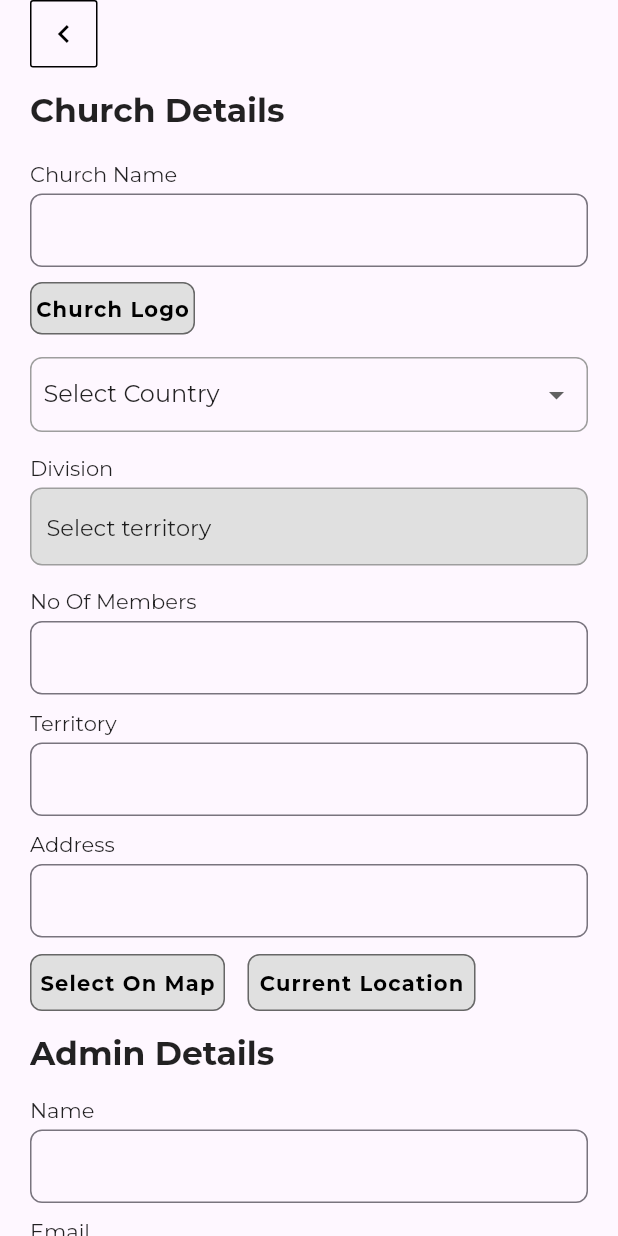
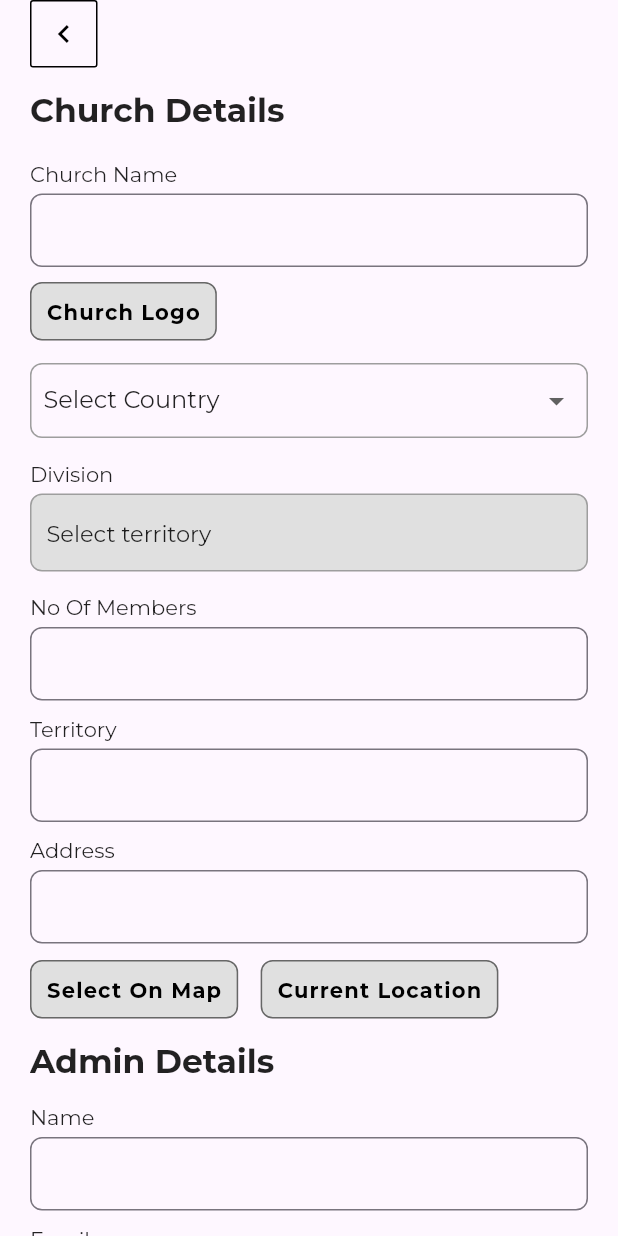
Before and after one commit to talhaK799/chuch-app, a Flutter app: the AddNewChurchPage screen opened by its route, on a phone screen of 412 x 824 dp. Run offline on Flutter 3.47's test engine with Material 2 defaults, Android fonts, the phone set to English and light mode, and no system bars; our stand-ins replace cloud_firestore, cloud_functions, dio, dropdown_search, expandable, firebase_auth and 22 more; missing offline and left inert: country_list_pick, flutter_quill, google_place, hasura_connect, html_editor_enhanced, qr_code_scanner; accounts and stored records are empty; network calls fail.

Commit message:
issues resolved

```diff
--- a/lib/pages/church/add_church_controller.dart
+++ b/lib/pages/church/add_church_controller.dart
@@ -220,7 +220,10 @@ class AddChurchController extends GetxController {
   }
 
   createChurch() async {
+    await Future.delayed(Duration(seconds: 4));
+    Get.snackbar('Success', 'Church created successfully!');
     final HasuraService hasura = HasuraService.to;
+
     await hasura.unAuthenticationConnection();
     addChurch.country = selectedCountryAndDivision.country;
     addChurch.division = selectedCountryAndDivision.devision;
--- a/lib/pages/church/add_new_church_page.dart
+++ b/lib/pages/church/add_new_church_page.dart
@@ -58,8 +58,12 @@ class AddNewChurchPage extends StatelessWidget {
                             model.uploadEventImage();
                           },
                           child: Container(
-                            height: 35,
-                            width: 110,
+                            padding: EdgeInsets.symmetric(
+                              vertical: 10,
+                              horizontal: 10,
+                            ),
+                            // height: 35,
+                            // width: 110,
                             decoration: BoxDecoration(
                                 color: Colors.grey.shade300,
                                 borderRadius: BorderRadius.circular(8),
@@ -213,8 +217,12 @@ class AddNewChurchPage extends StatelessWidget {
                                 await Get.to(() => SelectLocation()) ?? '';
                           },
                           child: Container(
-                            height: 38,
-                            width: 130,
+                            // height: 38,
+                            // width: 130,
+                            padding: EdgeInsets.symmetric(
+                              vertical: 10,
+                              horizontal: 10,
+                            ),
                             decoration: BoxDecoration(
                                 color: Colors.grey.shade300,
                                 borderRadius: BorderRadius.circular(8),
@@ -235,8 +243,12 @@ class AddNewChurchPage extends StatelessWidget {
                         GestureDetector(
                           onTap: () => model.getCurrentLocation(),
                           child: Container(
-                            height: 38,
-                            width: 152,
+                            // height: 38,
+                            // width: 152,
+                            padding: EdgeInsets.symmetric(
+                              vertical: 10,
+                              horizontal: 10,
+                            ),
                             decoration: BoxDecoration(
                                 color: Colors.grey.shade300,
                                 borderRadius: BorderRadius.circular(8),
--- a/lib/pages/search/get-form.dart
+++ b/lib/pages/search/get-form.dart
@@ -1,9 +1,9 @@
-import 'package:churchappenings/pages/search/search-controller.dart';
+import 'package:churchappenings/pages/search/search-controller.dart' as sc;
 import 'package:flutter/material.dart';
 import 'package:get/get.dart';
 
 Container getForm(String active) {
-  final SearchController searchController = Get.find();
+  final sc.SearchController searchController = Get.find();
 
   if (active == 'City') {
     return Container(
--- a/pubspec.yaml
+++ b/pubspec.yaml
@@ -1,7 +1,7 @@
 name: churchappenings
 description: A new Flutter project.
 publish_to: "none"
-version: 1.0.0+25
+version: 1.0.0+26
 
 environment:
   sdk: ">=2.17.6 <3.0.0"
```
Also changed, not shown: lib/pages/search/search-page.dart (+4 -7 lines), pubspec.lock, 1 other file.
